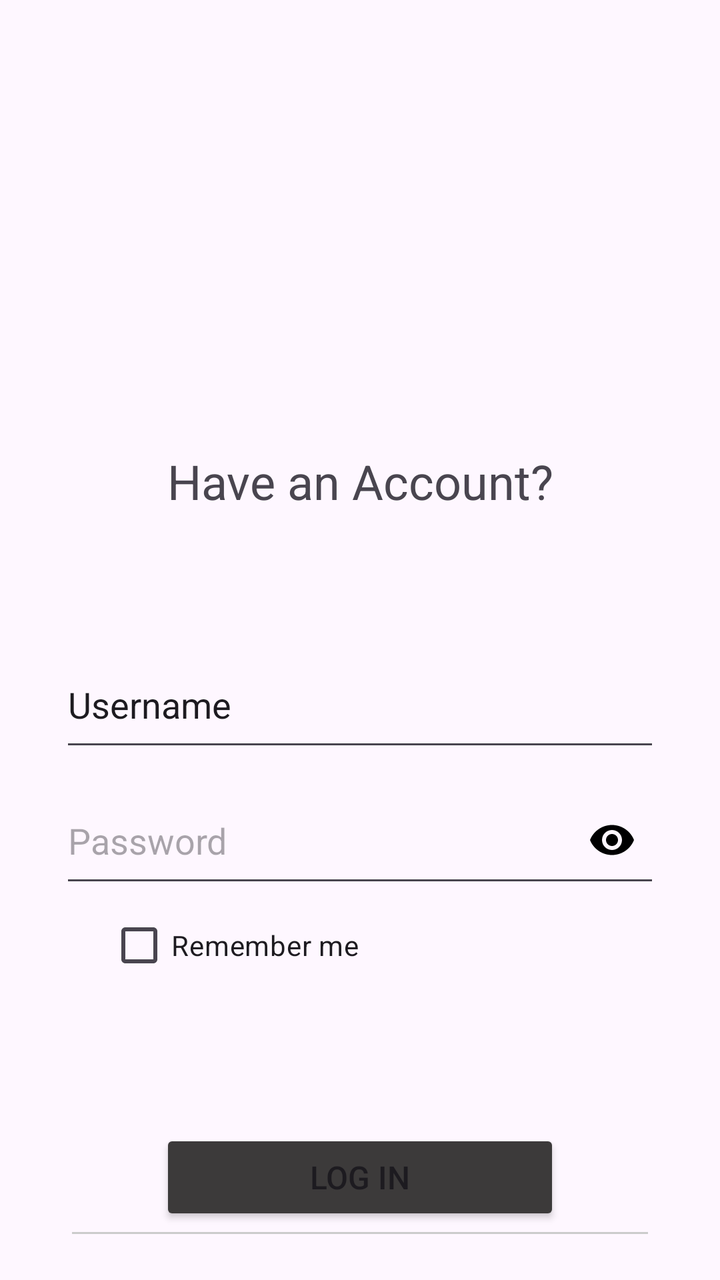
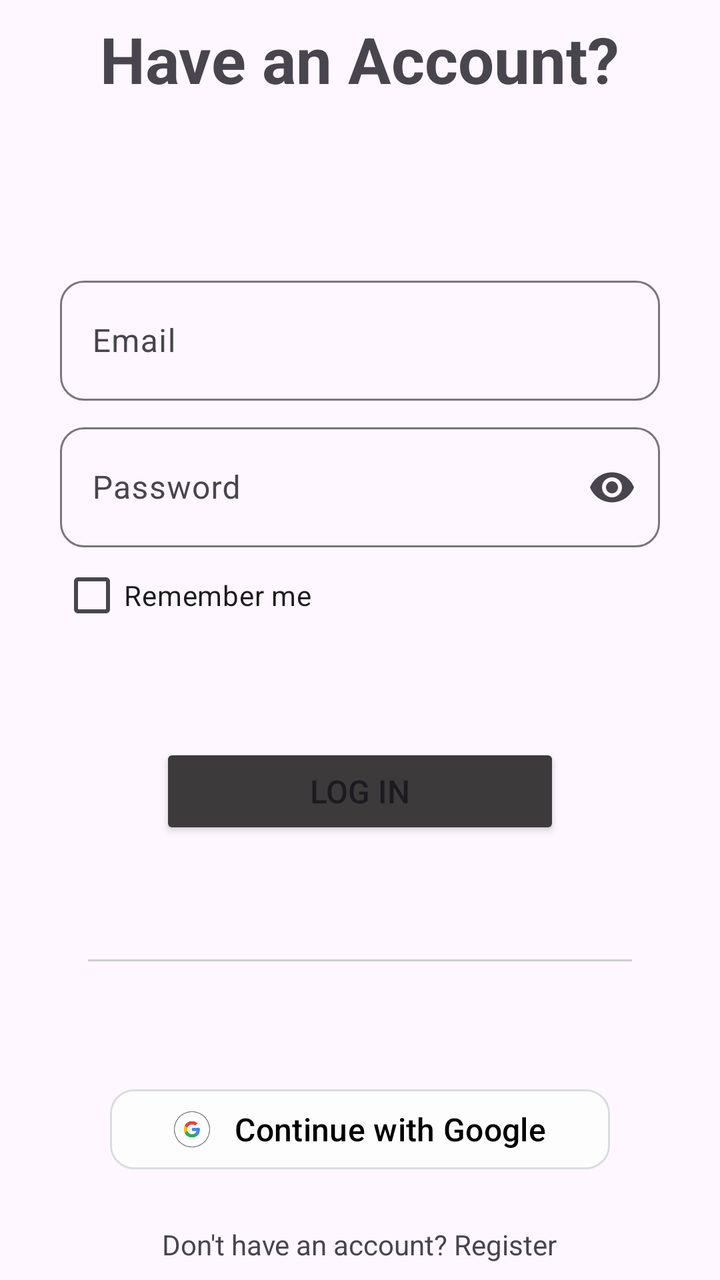

Compare the two renders of this Android layout. The source of the first and the diff that turns it into the second are given below.
<!-- AndroidManifest.xml: application theme Theme.BasicViews -->
<!-- res/layout/activity_login.xml -->
<?xml version="1.0" encoding="utf-8"?>
<androidx.constraintlayout.widget.ConstraintLayout xmlns:android="http://schemas.android.com/apk/res/android"
    xmlns:app="http://schemas.android.com/apk/res-auto"
    xmlns:tools="http://schemas.android.com/tools"
    android:id="@+id/main"
    android:layout_width="match_parent"
    android:layout_height="match_parent"
    tools:context=".Login">


    <TextView
        android:id="@+id/textView"
        android:layout_width="wrap_content"
        android:layout_height="wrap_content"
        android:text="Have an Account?"
        android:textSize="24sp"
        app:layout_constraintBottom_toBottomOf="parent"
        app:layout_constraintEnd_toEndOf="parent"
        app:layout_constraintHorizontal_bias="0.501"
        app:layout_constraintStart_toStartOf="parent"
        app:layout_constraintTop_toTopOf="parent"
        app:layout_constraintVertical_bias="0.369" />

    <EditText
        android:id="@+id/editTextText"
        android:layout_width="300dp"
        android:layout_height="60dp"
        android:layout_marginTop="64dp"
        android:ems="10"
        android:inputType="text"
        android:text="Username"
        app:layout_constraintEnd_toEndOf="parent"
        app:layout_constraintStart_toStartOf="parent"
        app:layout_constraintTop_toBottomOf="@+id/textView" />

    <EditText
        android:id="@+id/editTextTextPassword"
        android:layout_width="300dp"
        android:layout_height="60dp"
        android:layout_marginTop="8dp"
        android:ems="10"
        android:hint="Password"
        android:drawableEnd="@drawable/eye"
        android:paddingEnd="12dp"
        android:clickable="true"
        android:focusable="true"
        android:inputType="textPassword"
        app:layout_constraintEnd_toEndOf="parent"
        app:layout_constraintStart_toStartOf="parent"
        app:layout_constraintTop_toBottomOf="@+id/editTextText" />

    <Button
        android:id="@+id/button3"
        android:layout_width="200dp"
        android:layout_height="wrap_content"
        android:layout_marginTop="116dp"
        android:backgroundTint="#3C3A3A"
        android:text="Log In"
        android:textSize="16sp"
        app:layout_constraintEnd_toEndOf="parent"
        app:layout_constraintStart_toStartOf="parent"
        app:layout_constraintTop_toBottomOf="@+id/editTextTextPassword" />

    <TextView
        android:id="@+id/textView3"
        android:layout_width="wrap_content"
        android:layout_height="wrap_content"
        android:layout_marginBottom="96dp"
        android:text="Don't have an account? Register"
        app:layout_constraintBottom_toBottomOf="parent"
        app:layout_constraintEnd_toEndOf="parent"
        app:layout_constraintHorizontal_bias="0.512"
        app:layout_constraintStart_toStartOf="parent"
        app:layout_constraintTop_toBottomOf="@+id/button6" />

    <CheckBox
        android:id="@+id/checkBox"
        android:layout_width="wrap_content"
        android:layout_height="wrap_content"
        android:text="Remember me"
        app:layout_constraintEnd_toEndOf="parent"
        app:layout_constraintHorizontal_bias="0.229"
        app:layout_constraintStart_toStartOf="parent"
        app:layout_constraintTop_toBottomOf="@+id/editTextTextPassword" />

    <View
        android:id="@+id/view"
        android:layout_width="0dp"
        android:layout_height="1dp"
        android:layout_marginStart="36dp"
        android:layout_marginEnd="36dp"
        android:background="#CCCCCC"
        app:layout_constraintBottom_toBottomOf="parent"
        app:layout_constraintEnd_toEndOf="parent"
        app:layout_constraintStart_toStartOf="parent"
        app:layout_constraintTop_toBottomOf="@+id/button3"
        app:layout_constraintVertical_bias="0.124" />

    <com.google.android.material.button.MaterialButton
        android:id="@+id/button6"
        android:layout_width="250dp"
        android:layout_height="wrap_content"
        android:layout_marginTop="23dp"
        android:text="Continue with Google"
        android:textColor="#000000"
        android:textSize="16sp"
        android:textAllCaps="false"
        android:backgroundTint="#FDFDFD"

        app:icon="@drawable/google"
        app:iconGravity="textStart"
        app:iconPadding="12dp"
        app:iconTint="@null"

        app:strokeColor="#DADCE0"
        app:strokeWidth="1dp"
        app:cornerRadius="12dp"

        app:layout_constraintStart_toStartOf="parent"
        app:layout_constraintEnd_toEndOf="parent"
        app:layout_constraintTop_toBottomOf="@+id/view" />

</androidx.constraintlayout.widget.ConstraintLayout>
<!-- resources referenced by this layout -->
<resources>
  <!-- drawable eye (drawable) -->
  <vector xmlns:android="http://schemas.android.com/apk/res/android" android:height="24dp" android:tint="#000000" android:viewportHeight="24" android:viewportWidth="24" android:width="24dp">
        
      <path android:fillColor="@android:color/white" android:pathData="M12,4.5C7,4.5 2.73,7.61 1,12c1.73,4.39 6,7.5 11,7.5s9.27,-3.11 11,-7.5c-1.73,-4.39 -6,-7.5 -11,-7.5zM12,17c-2.76,0 -5,-2.24 -5,-5s2.24,-5 5,-5 5,2.24 5,5 -2.24,5 -5,5zM12,9c-1.66,0 -3,1.34 -3,3s1.34,3 3,3 3,-1.34 3,-3 -1.34,-3 -3,-3z"/>
      
  </vector>
  <!-- drawable google: png bitmap (drawable, 5641 bytes) -->
  <style name="Theme.BasicViews" parent="Base.Theme.BasicViews" />
  <style name="Base.Theme.BasicViews" parent="Theme.Material3.DayNight.NoActionBar">
          
          
      </style>
</resources>

<!-- the commit's change to res/layout/activity_login.xml (unified diff, before → after) -->
@@ -7,117 +7,108 @@
     android:layout_height="match_parent"
     tools:context=".Login">
 
+    <LinearLayout
+        android:layout_width="match_parent"
+        android:layout_height="match_parent"
+        android:gravity="center"
+        android:orientation="vertical"
+        android:padding="8dp">
 
-    <TextView
-        android:id="@+id/textView"
-        android:layout_width="wrap_content"
-        android:layout_height="wrap_content"
-        android:text="Have an Account?"
-        android:textSize="24sp"
-        app:layout_constraintBottom_toBottomOf="parent"
-        app:layout_constraintEnd_toEndOf="parent"
-        app:layout_constraintHorizontal_bias="0.501"
-        app:layout_constraintStart_toStartOf="parent"
-        app:layout_constraintTop_toTopOf="parent"
-        app:layout_constraintVertical_bias="0.369" />
+        <TextView
+            android:id="@+id/textView"
+            android:layout_width="wrap_content"
+            android:layout_height="wrap_content"
+            android:text="Have an Account?"
+            android:textSize="32sp"
+            android:textStyle="bold"/>
 
-    <EditText
-        android:id="@+id/editTextText"
-        android:layout_width="300dp"
-        android:layout_height="60dp"
-        android:layout_marginTop="64dp"
-        android:ems="10"
-        android:inputType="text"
-        android:text="Username"
-        app:layout_constraintEnd_toEndOf="parent"
-        app:layout_constraintStart_toStartOf="parent"
-        app:layout_constraintTop_toBottomOf="@+id/textView" />
+        <com.google.android.material.textfield.TextInputLayout
+            android:id="@+id/usernameLayout"
+            android:layout_width="300dp"
+            android:layout_height="wrap_content"
+            android:layout_marginTop="84dp"
+            app:boxCornerRadiusBottomEnd="12dp"
+            app:boxCornerRadiusBottomStart="12dp"
+            app:boxCornerRadiusTopEnd="12dp"
+            app:boxCornerRadiusTopStart="12dp"
+            >
 
-    <EditText
-        android:id="@+id/editTextTextPassword"
-        android:layout_width="300dp"
-        android:layout_height="60dp"
-        android:layout_marginTop="8dp"
-        android:ems="10"
-        android:hint="Password"
-        android:drawableEnd="@drawable/eye"
-        android:paddingEnd="12dp"
-        android:clickable="true"
-        android:focusable="true"
-        android:inputType="textPassword"
-        app:layout_constraintEnd_toEndOf="parent"
-        app:layout_constraintStart_toStartOf="parent"
-        app:layout_constraintTop_toBottomOf="@+id/editTextText" />
+            <com.google.android.material.textfield.TextInputEditText
+                android:id="@+id/username"
+                android:layout_width="match_parent"
+                android:layout_height="60dp"
+                android:hint="Email"
+                android:inputType="textEmailAddress" />
 
-    <Button
-        android:id="@+id/button3"
-        android:layout_width="200dp"
-        android:layout_height="wrap_content"
-        android:layout_marginTop="116dp"
-        android:backgroundTint="#3C3A3A"
-        android:text="Log In"
-        android:textSize="16sp"
-        app:layout_constraintEnd_toEndOf="parent"
-        app:layout_constraintStart_toStartOf="parent"
-        app:layout_constraintTop_toBottomOf="@+id/editTextTextPassword" />
+        </com.google.android.material.textfield.TextInputLayout>
 
-    <TextView
-        android:id="@+id/textView3"
-        android:layout_width="wrap_content"
-        android:layout_height="wrap_content"
-        android:layout_marginBottom="96dp"
-        android:text="Don't have an account? Register"
-        app:layout_constraintBottom_toBottomOf="parent"
-        app:layout_constraintEnd_toEndOf="parent"
-        app:layout_constraintHorizontal_bias="0.512"
-        app:layout_constraintStart_toStartOf="parent"
-        app:layout_constraintTop_toBottomOf="@+id/button6" />
+        <com.google.android.material.textfield.TextInputLayout
+            android:id="@+id/passwordLayout"
+            android:layout_width="300dp"
+            android:layout_height="wrap_content"
+            android:layout_marginTop="8dp"
+            app:endIconMode="password_toggle"
+            app:boxCornerRadiusBottomEnd="12dp"
+            app:boxCornerRadiusBottomStart="12dp"
+            app:boxCornerRadiusTopEnd="12dp"
+            app:boxCornerRadiusTopStart="12dp">
 
-    <CheckBox
-        android:id="@+id/checkBox"
-        android:layout_width="wrap_content"
-        android:layout_height="wrap_content"
-        android:text="Remember me"
-        app:layout_constraintEnd_toEndOf="parent"
-        app:layout_constraintHorizontal_bias="0.229"
-        app:layout_constraintStart_toStartOf="parent"
-        app:layout_constraintTop_toBottomOf="@+id/editTextTextPassword" />
+            <com.google.android.material.textfield.TextInputEditText
+                android:id="@+id/password"
+                android:layout_width="match_parent"
+                android:layout_height="60dp"
+                android:hint="Password"
+                android:inputType="textPassword" />
 
-    <View
-        android:id="@+id/view"
-        android:layout_width="0dp"
-        android:layout_height="1dp"
-        android:layout_marginStart="36dp"
-        android:layout_marginEnd="36dp"
-        android:background="#CCCCCC"
-        app:layout_constraintBottom_toBottomOf="parent"
-        app:layout_constraintEnd_toEndOf="parent"
-        app:layout_constraintStart_toStartOf="parent"
-        app:layout_constraintTop_toBottomOf="@+id/button3"
-        app:layout_constraintVertical_bias="0.124" />
+        </com.google.android.material.textfield.TextInputLayout>
 
-    <com.google.android.material.button.MaterialButton
-        android:id="@+id/button6"
-        android:layout_width="250dp"
-        android:layout_height="wrap_content"
-        android:layout_marginTop="23dp"
-        android:text="Continue with Google"
-        android:textColor="#000000"
-        android:textSize="16sp"
-        android:textAllCaps="false"
-        android:backgroundTint="#FDFDFD"
+        <CheckBox
+            android:id="@+id/checkBox"
+            android:layout_width="300dp"
+            android:layout_height="wrap_content"
+            android:text="Remember me" />
 
-        app:icon="@drawable/google"
-        app:iconGravity="textStart"
-        app:iconPadding="12dp"
-        app:iconTint="@null"
+        <Button
+            android:id="@+id/button"
+            android:layout_width="200dp"
+            android:layout_height="wrap_content"
+            android:layout_marginTop="50dp"
+            android:backgroundTint="#3C3A3A"
+            android:text="Log In"
+            android:textSize="16sp" />
 
-        app:strokeColor="#DADCE0"
-        app:strokeWidth="1dp"
-        app:cornerRadius="12dp"
+        <View
+            android:id="@+id/view"
+            android:layout_width="match_parent"
+            android:layout_height="1dp"
+            android:layout_marginHorizontal="36dp"
+            android:layout_marginVertical="60dp"
+            android:background="#CCCCCC" />
 
-        app:layout_constraintStart_toStartOf="parent"
-        app:layout_constraintEnd_toEndOf="parent"
-        app:layout_constraintTop_toBottomOf="@+id/view" />
+        <com.google.android.material.button.MaterialButton
+            android:id="@+id/google"
+            android:layout_width="250dp"
+            android:layout_height="wrap_content"
+            android:backgroundTint="#FDFDFD"
+            android:text="Continue with Google"
+            android:textAllCaps="false"
+            android:textColor="#000000"
+            android:textSize="16sp"
+            app:cornerRadius="12dp"
+            app:icon="@drawable/google"
+            app:iconGravity="textStart"
+            app:iconPadding="12dp"
+            app:iconTint="@null"
+            app:strokeColor="#DADCE0"
+            app:strokeWidth="1dp" />
+
+        <TextView
+            android:id="@+id/registerLink"
+            android:layout_width="wrap_content"
+            android:layout_height="wrap_content"
+            android:layout_marginTop="24dp"
+            android:text="Don't have an account? Register" />
+
+    </LinearLayout>
 
 </androidx.constraintlayout.widget.ConstraintLayout>
<!-- resource entries referenced after the edit -->
@@ -1,16 +1,12 @@
 <!-- resources referenced by this layout -->
 <resources>
-  <!-- drawable eye (drawable) -->
-  <vector xmlns:android="http://schemas.android.com/apk/res/android" android:height="24dp" android:tint="#000000" android:viewportHeight="24" android:viewportWidth="24" android:width="24dp">
-        
-      <path android:fillColor="@android:color/white" android:pathData="M12,4.5C7,4.5 2.73,7.61 1,12c1.73,4.39 6,7.5 11,7.5s9.27,-3.11 11,-7.5c-1.73,-4.39 -6,-7.5 -11,-7.5zM12,17c-2.76,0 -5,-2.24 -5,-5s2.24,-5 5,-5 5,2.24 5,5 -2.24,5 -5,5zM12,9c-1.66,0 -3,1.34 -3,3s1.34,3 3,3 3,-1.34 3,-3 -1.34,-3 -3,-3z"/>
-      
-  </vector>
   <!-- drawable google: png bitmap (drawable, 5641 bytes) -->
   <style name="Theme.BasicViews" parent="Base.Theme.BasicViews" />
   <style name="Base.Theme.BasicViews" parent="Theme.Material3.DayNight.NoActionBar">
           
           
+          <item name="android:statusBarColor" tools:targetApi="l">@color/white</item>
       </style>
+  <color name="white">#FFFFFFFF</color>
 </resources>
 
